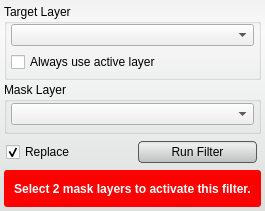
First picture: the form in src/Interface/ToolInterface/RemoveFilterInterface.ui, repository SCIInstitute/Seg3D, before the edit.
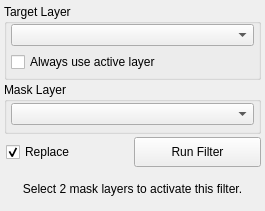
Second picture: the form after the edit. Custom widgets are drawn as their Qt base class.

Patch:
```diff
--- a/src/Interface/ToolInterface/RemoveFilterInterface.ui
+++ b/src/Interface/ToolInterface/RemoveFilterInterface.ui
@@ -31,33 +31,6 @@
   <property name="windowTitle">
    <string>RemoveFilter</string>
   </property>
-  <property name="styleSheet">
-   <string notr="true">QWidget#RemoveFilterInterface{
-  border-radius: 3px;
-  background-color: qlineargradient(spread:pad, x1:0.5, y1:0, x2:0.5, y2:0.960227, stop:0 rgba(241, 241, 241, 255), stop:0.155779 rgba(250, 250, 250, 255), stop:1 rgba(222, 224, 224, 255)); 
-}
-
-QPushButton{
-  background-color: qlineargradient(spread:pad, x1:0.5, y1:0, x2:0.5, y2:0.960227, stop:0 rgba(221, 221, 221, 255), stop:0.155779 rgba(238, 238, 238, 255), stop:1 rgba(192, 194, 194, 255));
-  border-radius: 4px;
-  border: 1px solid rgb(90, 90, 90);
-  margin:4px;
-}
-
-QPushButton:hover{
-  background-color: qlineargradient(spread:pad, x1:0.5, y1:0, x2:0.5, y2:1, stop:0 rgba(195, 195, 195, 255), stop:0.253769 rgba(206, 206, 206, 255), stop:1 rgba(185, 185, 185, 255));
-  border-radius: 4px;
-  border: 1px solid rgb(90, 90, 90);
-  margin:4px;
-}
-
-QPushButton:pressed{
-  background-color: qlineargradient(spread:pad, x1:0.5, y1:0, x2:0.5, y2:1, stop:0 rgba(150, 150, 150, 255), stop:0.753769 rgba(206, 206, 206, 255), stop:1 rgba(185, 185, 185, 255));
-  border-radius: 4px;
-  border: 1px solid rgb(90, 90, 90);
-  margin:4px;
-}</string>
-  </property>
   <layout class="QVBoxLayout" name="verticalLayout">
    <property name="spacing">
     <number>2</number>
@@ -255,17 +228,6 @@
        <height>32</height>
       </size>
      </property>
-     <property name="styleSheet">
-      <string notr="true">QLabel#message_{
-  color: white;
-  font: bold;
-}
-
-QWidget#message_alert_{
-  border-radius: 3px;
-  background-color: red;
-}</string>
-     </property>
      <layout class="QHBoxLayout" name="horizontalLayout_5">
       <property name="spacing">
        <number>0</number>
```
